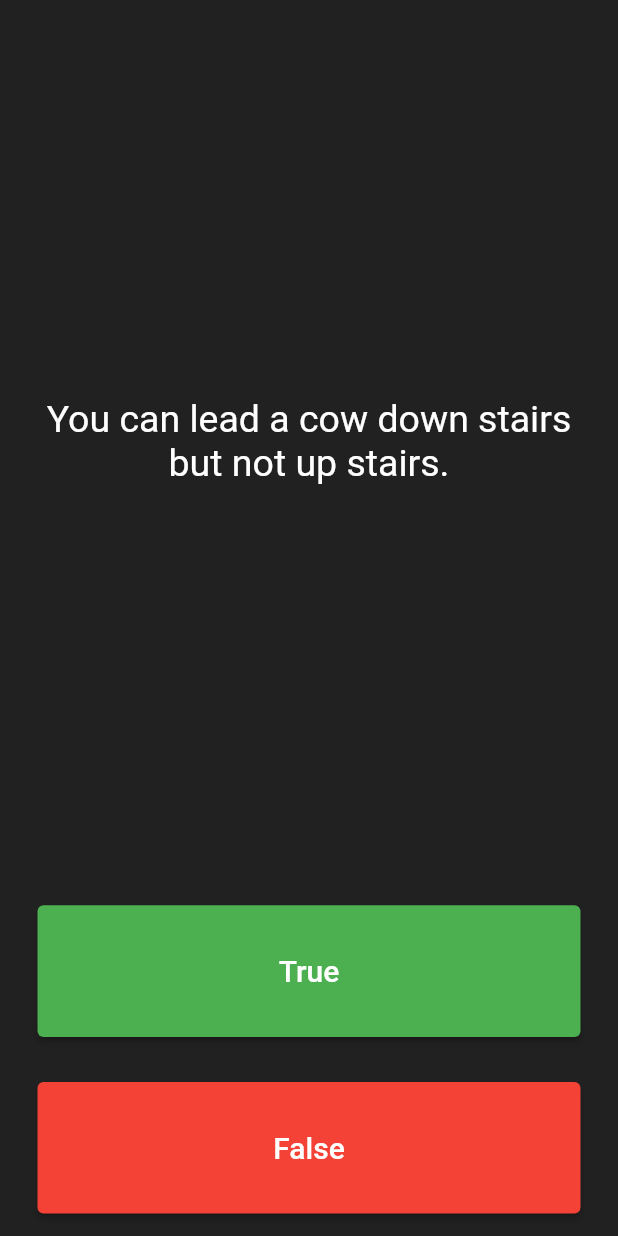
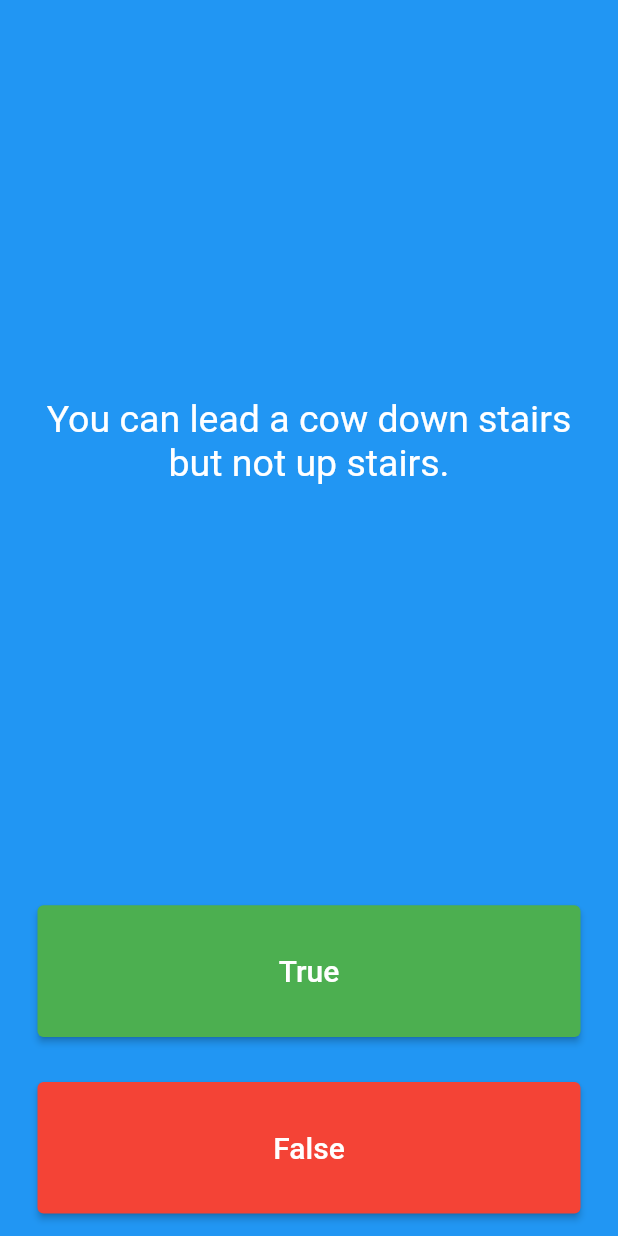
Before and after one commit to droidit-01/flutter-quizeGameApp, a Flutter app: the screen it shows after launch, on a phone screen of 412 x 824 dp. Run offline on Flutter 3.47's test engine with Material 2 defaults, Android fonts, the phone set to English and light mode, and no system bars.

Commit message:
second commit

```diff
--- a/lib/main.dart
+++ b/lib/main.dart
@@ -8,7 +8,7 @@ class Quizzler extends StatelessWidget {
   Widget build(BuildContext context) {
     return MaterialApp(
       home: Scaffold(
-        backgroundColor: Colors.grey.shade900,
+        backgroundColor: Colors.blue,
         body: SafeArea(
           child: Padding(
             padding: EdgeInsets.symmetric(horizontal: 10.0),
@@ -30,8 +30,10 @@ class _QuizPageState extends State<QuizPage> {
 
   List<Question> questionBank = [
     Question(q: 'You can lead a cow down stairs but not up stairs.', a: false),
-    Question(q:  'Approximately one quarter of human bones are in the feet.', a: true),
-    Question(q:'A slug\'s blood is green.' , a: true),
+    Question(
+        q: 'Approximately one quarter of human bones are in the feet.',
+        a: true),
+    Question(q: 'A slug\'s blood is green.', a: true),
     Question(q: 'Do you think right.', a: true),
     Question(q: 'you are pussesive', a: false),
     Question(q: 'you love songs', a: true),
@@ -42,16 +44,16 @@ class _QuizPageState extends State<QuizPage> {
     bool correnctAnswer = questionBank[questionNumber].questionAnswer;
 
     setState(() {
-    if(userPickedAnswer == correnctAnswer){
-      scoreKeeper.add(Icon(Icons.check,color: Colors.green));
-    }else{
-    scoreKeeper.add(Icon(Icons.close, color: Colors.red));
-    }
+      if (userPickedAnswer == correnctAnswer) {
+        scoreKeeper.add(Icon(Icons.check, color: Colors.green));
+      } else {
+        scoreKeeper.add(Icon(Icons.close, color: Colors.red));
+      }
 
       questionNumber++;
     });
+  }
 
-  }
   int questionNumber = 0;
   @override
   Widget build(BuildContext context) {
@@ -90,7 +92,6 @@ class _QuizPageState extends State<QuizPage> {
               onPressed: () {
                 checkAnswer(true);
 
-
                 print(questionNumber);
               },
             ),
```
